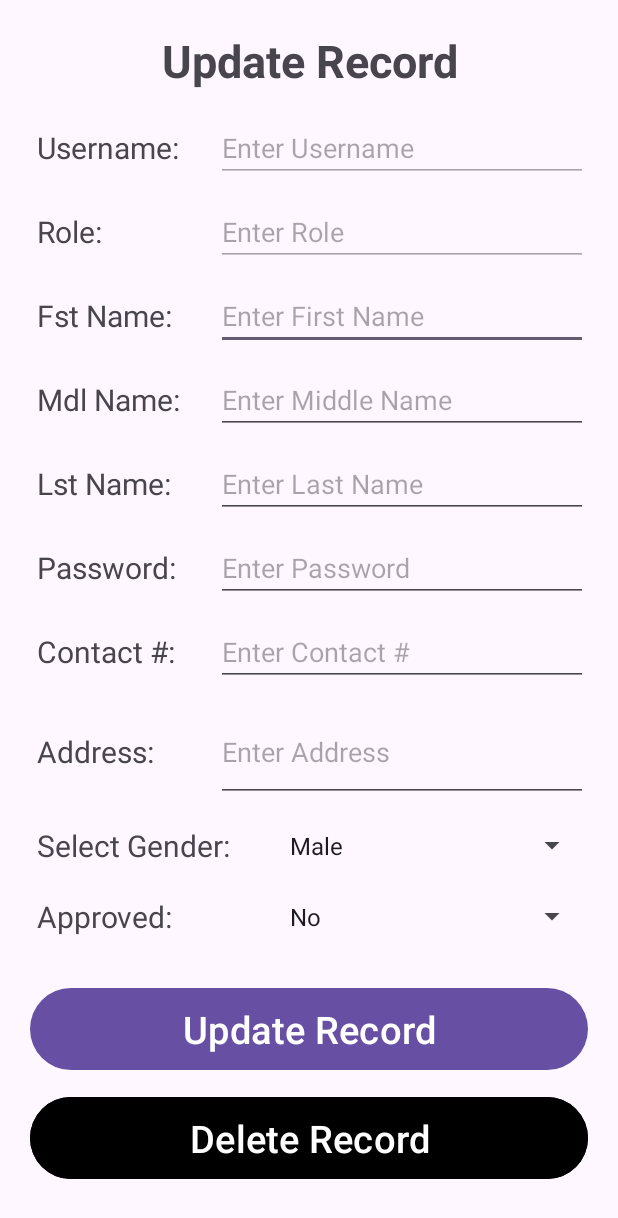
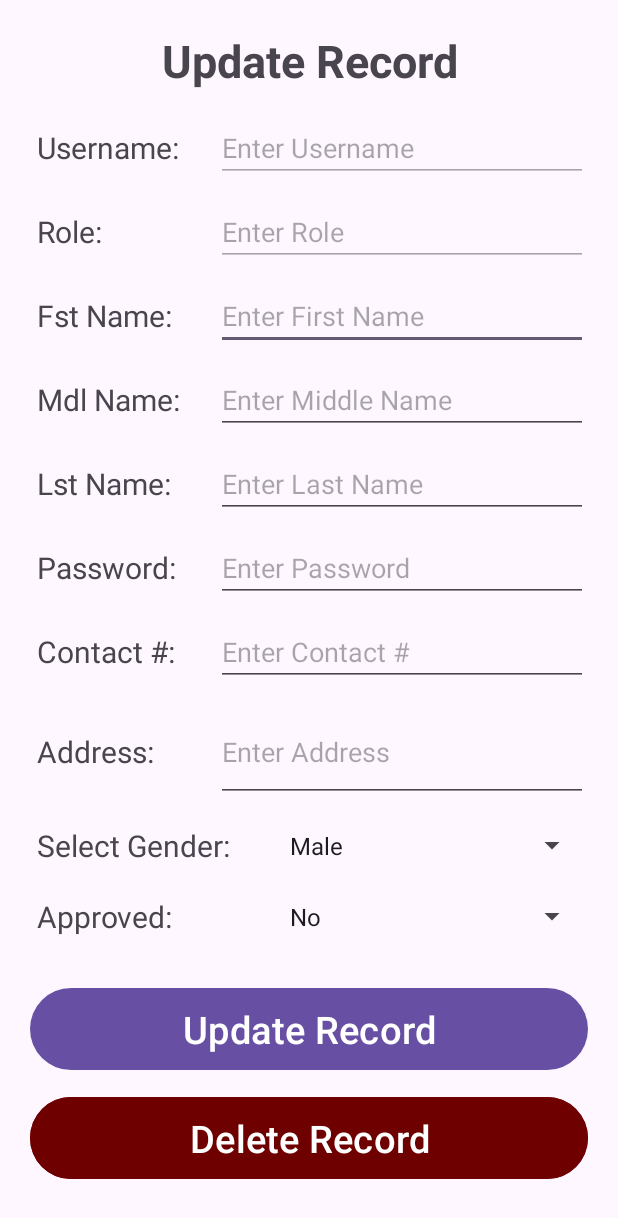
Before and after one commit to lonewanderer27/Dashboard, an Android app: the UserEditRecord screen opened directly, with no data from a screen before it, on a phone screen of 412 x 824 dp. Shown: the top 1218 px of the screen. Run offline under Robolectric (Android 15) with nearby library versions, the phone set to English and light mode, and no system bars; 15 statements that could not run were skipped.

Commit message:
ui: make delete record btn bg:dark red

```diff
--- a/app/src/main/res/layout/jp_activity_user_edit_record.xml
+++ b/app/src/main/res/layout/jp_activity_user_edit_record.xml
@@ -265,7 +265,7 @@
             android:layout_width="match_parent"
             android:layout_height="wrap_content"
             android:layout_marginTop="10dp"
-            android:backgroundTint="@color/black"
+            android:backgroundTint="#6f0000"
             android:padding="10dp"
             android:text="Delete Record"
             android:textSize="25sp" />
```
